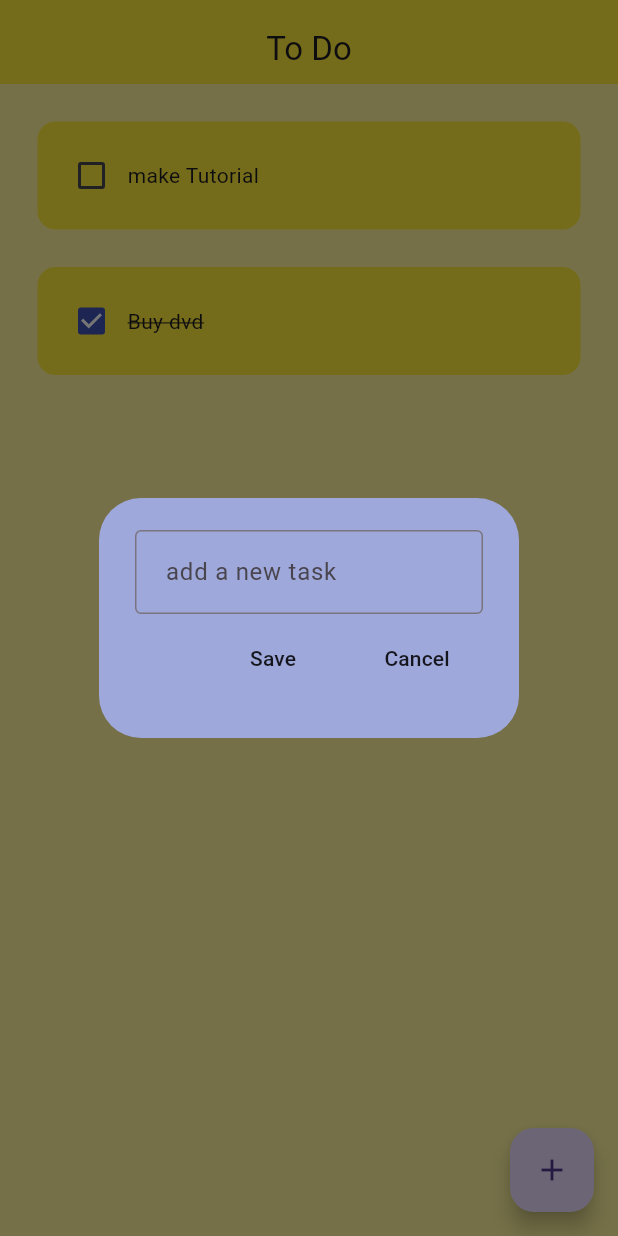
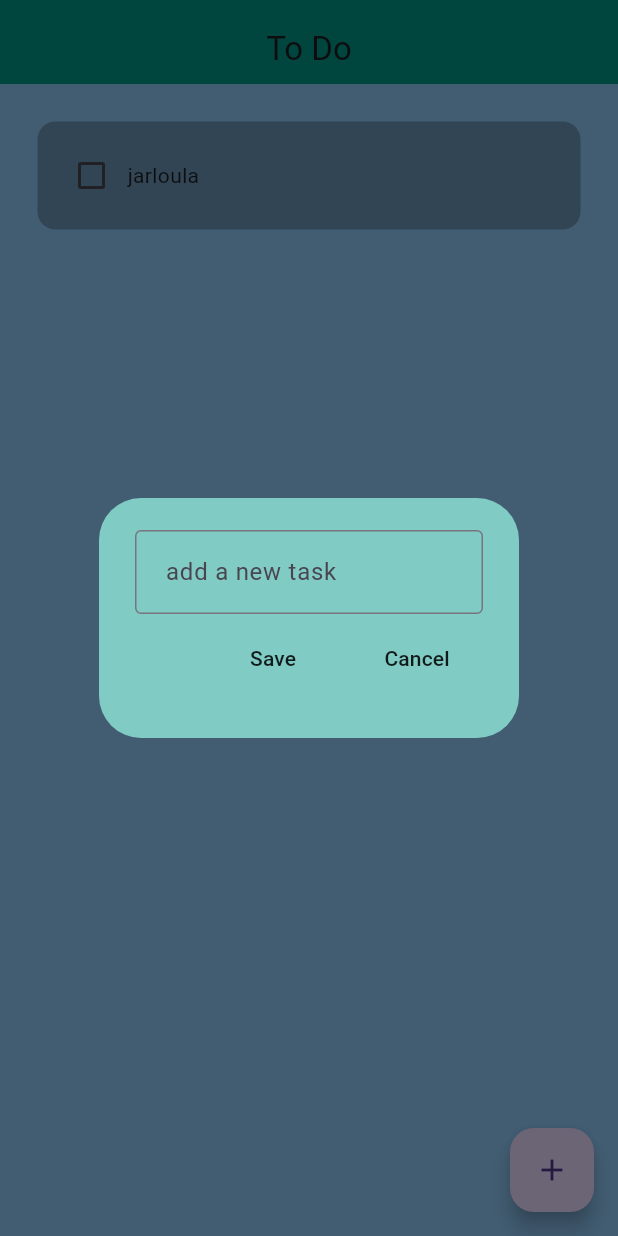
Before and after one commit to Baroucha1/ToDoApp_Flutter, a Flutter app: the screen it shows after launch, after a tap on the "add" icon, on a phone screen of 412 x 824 dp. Run offline on Flutter 3.47's test engine with Material 3 defaults, Android fonts, the phone set to English and light mode, and no system bars; drawn by our look-alikes of flutter_slidable; our stand-ins replace hive_flutter; accounts and stored records are empty.

Commit message:
database update

```diff
--- /dev/null
+++ b/lib/data/database.dart
@@ -0,0 +1,24 @@
+import 'package:hive_flutter/hive_flutter.dart';
+
+class ToDoDataBase{
+  List toDoList = [];
+  //reference our box
+  final _myBox = Hive.box('mybox');
+
+  // run this method is this the first time ever opening this app
+  void createInitialData(){
+    toDoList = [
+      ["jarloula",false],
+    ];
+  }
+
+  // loadData
+  void loadData(){
+    toDoList = _myBox.get("TODOLIST");
+  }
+
+  // updateData
+  void updateDataBase(){
+    _myBox.put("TODOLIST", toDoList);
+  }
+}
--- a/lib/main.dart
+++ b/lib/main.dart
@@ -1,8 +1,15 @@
 
 import 'package:blogapp/pages/home_page.dart';
 import 'package:flutter/material.dart';
+import 'package:hive_flutter/hive_flutter.dart';
 
-void main() {
+
+void main() async{
+  // init the hive
+  Hive.initFlutter();
+
+  // open a box
+  var box = await Hive.openBox('mybox');
   runApp(const MyApp());
 
 
--- a/lib/pages/home_page.dart
+++ b/lib/pages/home_page.dart
@@ -1,82 +1,100 @@
-
 import 'package:blogapp/util/dialog_box.dart';
 import 'package:blogapp/util/todo_tile.dart';
 import 'package:flutter/material.dart';
+import 'package:hive_flutter/hive_flutter.dart';
 
-class HomePage extends StatefulWidget{
+import '../data/database.dart';
+
+class HomePage extends StatefulWidget {
   const HomePage({super.key});
-
 
   @override
   State<StatefulWidget> createState() => _HomePageStat();
-
 }
 
-class _HomePageStat extends State<HomePage>{
+class _HomePageStat extends State<HomePage> {
+  // reference the hive box
+  final _myBox = Hive.box('mybox');
+  ToDoDataBase db = ToDoDataBase();
+
+  @override
+  void initState() {
+    // if this is first time opening app create default data
+    if(_myBox.get("TODOLIST") == null){
+      db.createInitialData();
+    }else{
+      db.loadData();
+    }
+    // TODO: implement initState
+    super.initState();
+  }
   // text controller
   final _controller = TextEditingController();
-  List toDoList = [
-    ["make Tutorial", false],
-    ["Buy dvd", true],
-  ];
 
-  void checkBoxChanged(bool value, int index){
+
+  void checkBoxChanged(bool value, int index) {
     setState(() {
-      toDoList[index][1] = !toDoList[index][1];
+      db.toDoList[index][1] = !db.toDoList[index][1];
     });
+    db.updateDataBase();
   }
 
   // save new task
-  void saveNewTask(){
+  void saveNewTask() {
     setState(() {
-        toDoList.add([_controller.text, false]);
+      db.toDoList.add([_controller.text, false]);
       _controller.clear();
     });
     Navigator.of(context).pop();
+    db.updateDataBase();
   }
 
-  void createNewTask(){
+  void createNewTask() {
     showDialog(
       context: context,
-      builder: (context){
+      builder: (context) {
         return DialogBox(
           controller: _controller,
           onSave: saveNewTask,
-          onCancel: ()=> Navigator.of(context).pop(),
+          onCancel: () => Navigator.of(context).pop(),
         );
       },
     );
   }
 
   // delete task
-  void deleteTask(index){
+  void deleteTask(index) {
     setState(() {
-      toDoList.removeAt(index);
+      db.toDoList.removeAt(index);
     });
+    db.updateDataBase();
   }
+
   @override
-  Widget build(BuildContext context){
+  Widget build(BuildContext context) {
     return Scaffold(
-      backgroundColor: Colors.yellow[200],
+        backgroundColor: Colors.blue[200],
         appBar: AppBar(
-        backgroundColor: Colors.yellow,
+          backgroundColor: Colors.teal,
           title: const Padding(
-            padding: EdgeInsets.only(top: 10.0),
-            child: Text('To Do')),
+              padding: EdgeInsets.only(top: 10.0), child: Text('To Do')),
           centerTitle: true,
           elevation: 0,
         ),
         floatingActionButton: FloatingActionButton(
           onPressed: createNewTask,
-          child: Icon(Icons.add),),
-      body: ListView.builder(itemCount: toDoList.length ,itemBuilder: (context, index){
+          child: Icon(Icons.add),
+        ),
+        body: ListView.builder(
+          itemCount: db.toDoList.length,
+          itemBuilder: (context, index) {
             return ToDoTile(
-            taskName: toDoList[index][0],
-            taskCompleted: toDoList[index][1],
+              taskName: db.toDoList[index][0],
+              taskCompleted: db.toDoList[index][1],
               onChanged: (value) => checkBoxChanged(value!, index),
               deleteFunction: (context) => deleteTask(index),
             );
-      },)
-    );
+          },
+        ));
   }
 }
--- a/lib/util/dialog_box.dart
+++ b/lib/util/dialog_box.dart
@@ -5,6 +5,7 @@ class DialogBox extends StatelessWidget {
   final controller;
   VoidCallback onSave;
   VoidCallback onCancel;
+
   DialogBox({
     super.key,
     required this.controller,
@@ -13,21 +14,19 @@ class DialogBox extends StatelessWidget {
   });
 
   @override
-  Widget build(BuildContext context){
+  Widget build(BuildContext context) {
     return AlertDialog(
-      backgroundColor: Colors.indigo[200],
-      content:
-        Container(
+      backgroundColor: Colors.teal[200],
+      content: Container(
         height: 120,
-          child: Column(
-              mainAxisAlignment: MainAxisAlignment.spaceEvenly,
-              children: [
+        child:
+            Column(mainAxisAlignment: MainAxisAlignment.spaceEvenly, children: [
           // get user Input
           TextField(
-                    controller: controller ,
+            controller: controller,
             decoration: InputDecoration(
               border: OutlineInputBorder(),
-                      hintText:" add a new task" ,
+              hintText: " add a new task",
             ),
           ),
 
@@ -36,17 +35,17 @@ class DialogBox extends StatelessWidget {
             mainAxisAlignment: MainAxisAlignment.end,
             children: [
               // save button
-                      MyButton(text: "Save" , onPressed: onSave),
+              MyButton(text: "Save", onPressed: onSave),
 
-                      const SizedBox(width: 8,),
+              const SizedBox(
+                width: 8,
+              ),
               //  cancel
-                      MyButton(text: "Cancel" , onPressed: onCancel),
+              MyButton(text: "Cancel", onPressed: onCancel),
             ],
           )
-          ]
-          ),
+        ]),
       ),
     );
   }
-
 }
--- a/lib/util/todo_tile.dart
+++ b/lib/util/todo_tile.dart
@@ -4,41 +4,53 @@ import 'package:flutter_slidable/flutter_slidable.dart';
 class ToDoTile extends StatelessWidget {
   final String taskName;
   final bool taskCompleted;
-  Function (bool?)? onChanged;
-  Function (BuildContext)? deleteFunction;
-  ToDoTile({super.key,
+  Function(bool?)? onChanged;
+  Function(BuildContext)? deleteFunction;
+
+  ToDoTile({
+    super.key,
     required this.taskName,
     required this.taskCompleted,
     required this.onChanged,
-        required this.deleteFunction,});
+    required this.deleteFunction,
+  });
 
   @override
   Widget build(BuildContext context) {
     return Padding(
-      padding: const EdgeInsets.only(left: 25,right: 25,top: 25),
+      padding: const EdgeInsets.only(left: 25, right: 25, top: 25),
       child: Slidable(
         endActionPane: ActionPane(motion: StretchMotion(), children: [
-          SlidableAction(onPressed: deleteFunction,
+          SlidableAction(
+            onPressed: deleteFunction,
             icon: Icons.delete,
-          backgroundColor: Colors.redAccent ,),
-
+            backgroundColor: Colors.redAccent,
+            borderRadius: BorderRadius.circular(12),
+          ),
         ]),
         child: Container(
           padding: EdgeInsets.all(12),
           child: Row(
-            children:  [
+            children: [
               Checkbox(
                 value: taskCompleted,
                 onChanged: onChanged,
-                  activeColor: Colors.indigo,),
+                activeColor: Colors.teal,
+              ),
               // task name
-              Text(taskName,
-              style: TextStyle(decoration: taskCompleted ? TextDecoration.lineThrough : TextDecoration.none),),
+              Text(
+                taskName,
+                style: TextStyle(
+                    decoration: taskCompleted
+                        ? TextDecoration.lineThrough
+                        : TextDecoration.none),
+              ),
             ],
           ),
           decoration: BoxDecoration(
-            color: Colors.yellow,
-            borderRadius: BorderRadius.circular(12),),
+            color: Colors.black26,
+            borderRadius: BorderRadius.circular(12),
+          ),
         ),
       ),
     );
--- a/pubspec.yaml
+++ b/pubspec.yaml
@@ -30,6 +30,8 @@ environment:
 dependencies:
   flutter:
     sdk: flutter
+  hive: ^2.2.3
+  hive_flutter: ^1.1.0
 
 
   # The following adds the Cupertino Icons font to your application.
@@ -39,7 +41,8 @@ dependencies:
 dev_dependencies:
   flutter_test:
     sdk: flutter
-
+  hive_generator: ^1.1.3
+  build_runner: ^2.1.11
   # The "flutter_lints" package below contains a set of recommended lints to
   # encourage good coding practices. The lint set provided by the package is
   # activated in the `analysis_options.yaml` file located at the root of your
```
Also changed, not shown: lib/util/my_button.dart (+11 -8 lines), pubspec.lock. Lines whose indentation alone changed are shown as unchanged.
